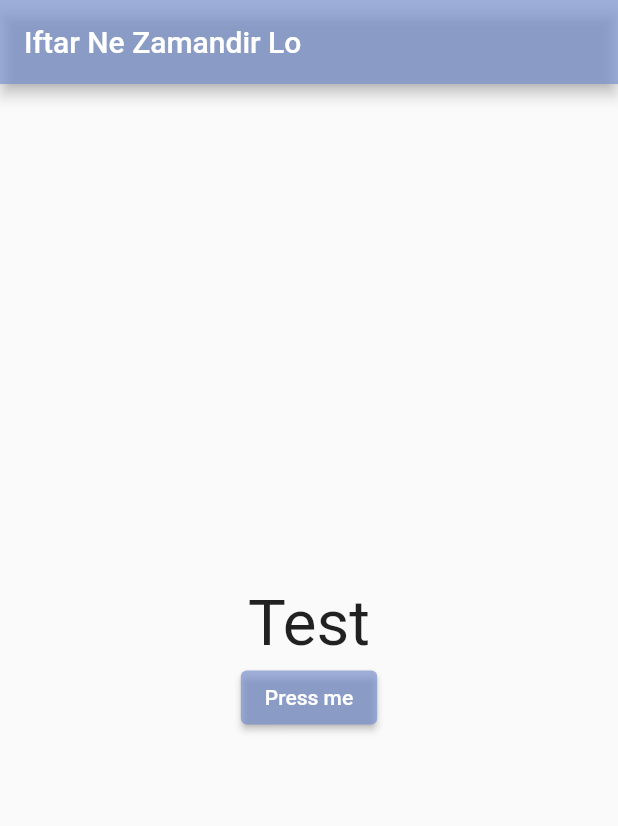
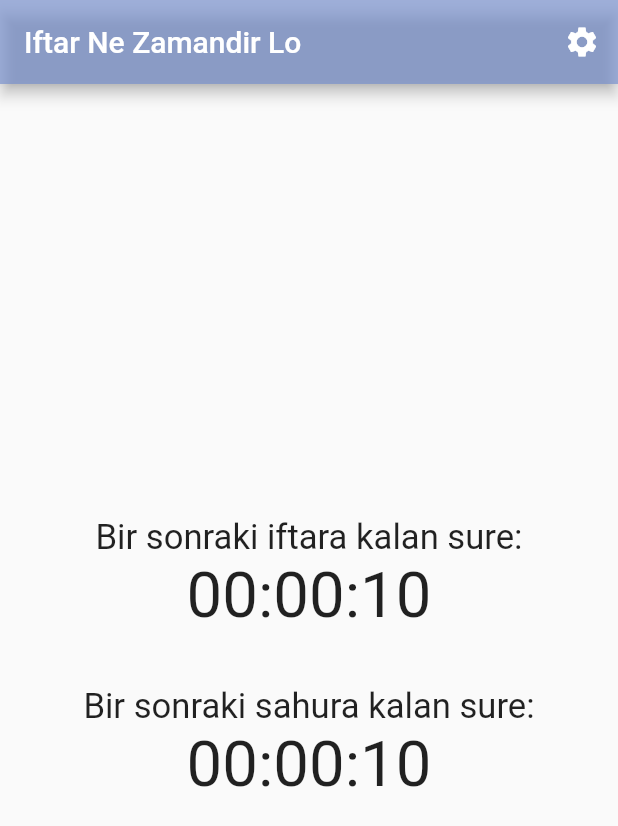
Before and after one commit to emirhalici/iftarnezaman, a Flutter app: the screen it shows after launch, on a phone screen of 412 x 824 dp. Shown: the top 826 px of the screen. Run offline on Flutter 3.47's test engine with Material 2 defaults, Android fonts, the phone set to English and light mode, and no system bars; our stand-ins replace flutter_screenutil, shared_preferences; network calls fail; Roboto replaces fonts that are missing (Poppins).

Commit message:
add countdown functionality

```diff
--- a/lib/screens/home_screen.dart
+++ b/lib/screens/home_screen.dart
@@ -1,7 +1,6 @@
+import 'package:flutter/cupertino.dart';
 import 'package:flutter/material.dart';
 import 'package:flutter_screenutil/flutter_screenutil.dart';
-import 'package:iftarnezaman/helpers/api_helper.dart';
-import 'package:iftarnezaman/models/city_model.dart';
 import 'package:iftarnezaman/providers/main_provider.dart';
 import 'package:provider/provider.dart';
 
@@ -14,30 +13,72 @@ class HomeScreen extends StatefulWidget {
 
 class _HomeScreenState extends State<HomeScreen> {
   @override
+  void initState() {
+    super.initState();
+    context.read<MainProvider>().startTimer();
+  }
+
+  format(Duration d) => d.toString().split('.').first.padLeft(8, "0");
+
+  @override
   Widget build(BuildContext context) {
+    Duration aksam = context.watch<MainProvider>().timeLeftForNextAksam;
+    Duration imsak = context.watch<MainProvider>().timeLeftForNextImsak;
     return Scaffold(
       appBar: AppBar(
         title: const Text("Iftar Ne Zamandir Lo"),
         backgroundColor: Theme.of(context).primaryColor,
+        actions: [
+          IconButton(
+            icon: const Icon(Icons.settings),
+            onPressed: () {
+              showModalBottomSheet(
+                  context: context,
+                  builder: (context) {
+                    return Container(
+                      margin: const EdgeInsets.all(32),
+                      child: Column(
+                        mainAxisSize: MainAxisSize.min,
+                        mainAxisAlignment: MainAxisAlignment.start,
+                        crossAxisAlignment: CrossAxisAlignment.start,
+                        children: [
+                          Text(
+                            'Ayarlar',
+                            style: TextStyle(fontSize: 34.sp),
+                            textAlign: TextAlign.start,
+                          ),
+                          SizedBox(height: 400.h),
+                        ],
+                      ),
+                    );
+                  });
+            },
+          ),
+        ],
       ),
-      body: Column(
-        mainAxisAlignment: MainAxisAlignment.center,
-        children: [
-          Center(
-            child: Text(
-              'Test',
+      body: Center(
+        child: Column(
+          mainAxisAlignment: MainAxisAlignment.center,
+          children: [
+            Text(
+              'Bir sonraki iftara kalan sure:',
+              style: TextStyle(fontSize: 24.sp),
+            ),
+            Text(
+              format(aksam),
               style: TextStyle(fontSize: 44.sp),
             ),
-          ),
-          ElevatedButton(
-            onPressed: () async {
-              //context.read<MainProvider>().getTimeDifference(dateTime);
-              ApiHelper helper = ApiHelper();
-              helper.getEzan(9206);
-            },
-            child: const Text("Press me"),
-          ),
-        ],
+            SizedBox(height: 40.h),
+            Text(
+              'Bir sonraki sahura kalan sure:',
+              style: TextStyle(fontSize: 24.sp),
+            ),
+            Text(
+              format(imsak),
+              style: TextStyle(fontSize: 44.sp),
+            ),
+          ],
+        ),
       ),
     );
   }
--- a/pubspec.yaml
+++ b/pubspec.yaml
@@ -35,6 +35,8 @@ dependencies:
   http: ^0.13.4
   provider: ^6.0.2
   cupertino_icons: ^1.0.2
+  shared_preferences: ^2.0.13
+  intl: ^0.17.0
 
 dev_dependencies:
   flutter_test:
```
Also changed, not shown: lib/providers/main_provider.dart (+105 -0 lines), pubspec.lock, 2 other files.
